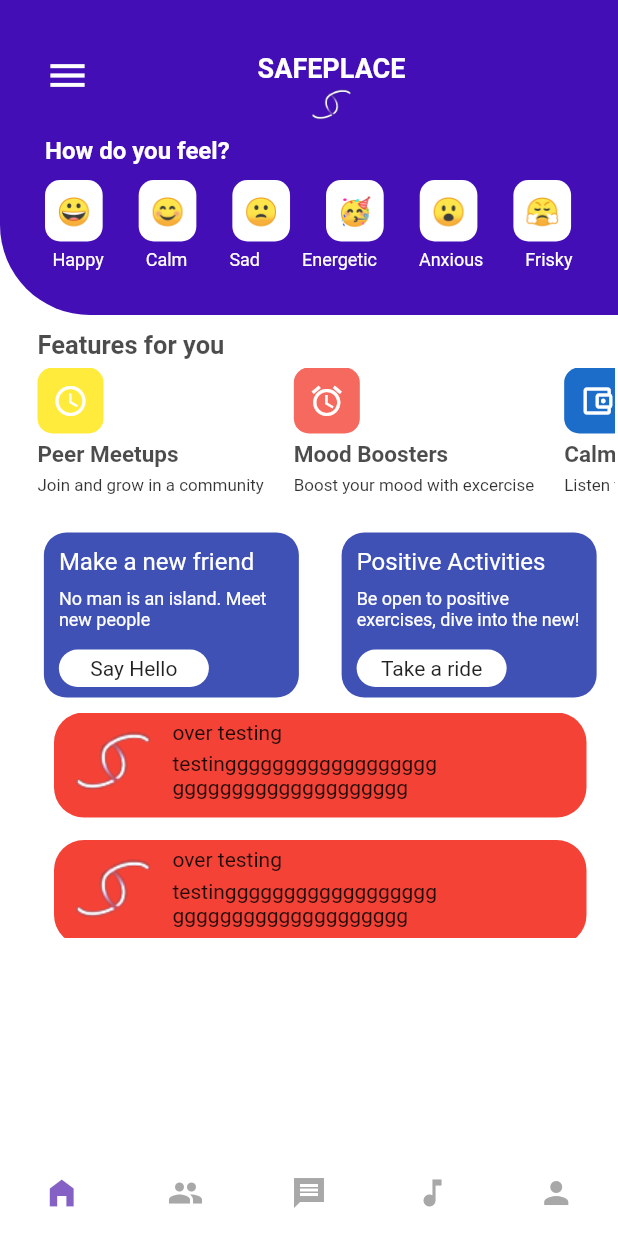
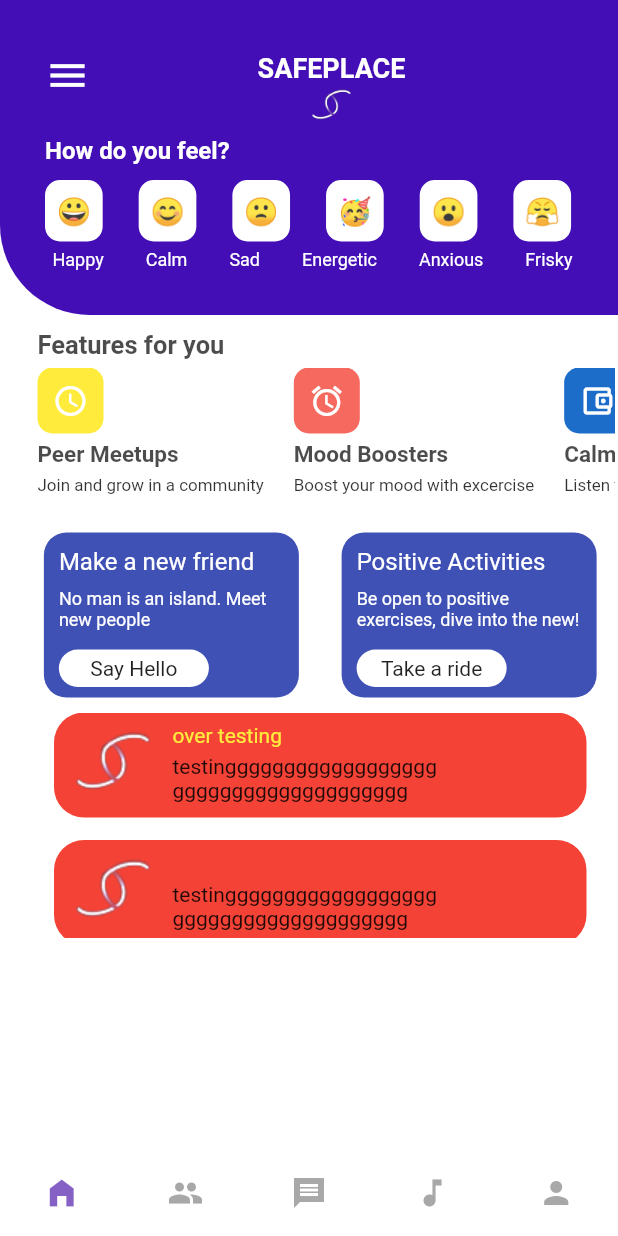
Before and after one commit to jaymesC/safeplace-social-app, a Flutter app: the screen it shows after launch, on a phone screen of 412 x 824 dp. Run offline on Flutter 3.47's test engine with Material 2 defaults, Android fonts, the phone set to English and light mode, and no system bars; our stand-ins replace flutter_spinkit, font_awesome_flutter.

Commit message:
updated listTab widget

```diff
--- a/lib/pages/home_page.dart
+++ b/lib/pages/home_page.dart
@@ -231,20 +231,26 @@ class HomePage extends StatelessWidget {
   }
 
   _listTabSection() {
-     final List<String> images = <String>[
+    final List<String> images = <String>[
       'images/image1.PNG',
       'images/image2.PNG',
       'images/image3.PNG'
     ];
     final List<String> titles = <String>[
-      'Join and grow in a community',
-      'Boost your mood with excercise',
-      'Listen to calm & soothen songs'
+      "See a Therapist",
+      "No judgement",
+      "Listen to calm & soothen songs"
     ];
-    final List<String> text = <String>[
-      'Join and grow in a community',
-      'Boost your mood with excercise',
-      'Listen to calm & soothen songs'
+    final List<String> texts = <String>[
+      "Need an experienced mentor to talk to? We've got you covered for FREE!",
+      "Here no one is a judge, feel free to speak, join a community!",
+      "Your little dairy, Your new best friend"
+    ];
+
+    final List<Color> colors = <Color>[
+      Colors.yellow,
+      Colors.red.withOpacity(0.8),
+      Color.fromARGB(255, 28, 109, 202),
     ];
     return Container(
       height: 150,
@@ -255,6 +261,7 @@ class HomePage extends StatelessWidget {
             return ListTab(
               image: 'images/logo.png',
               title: 'over testing',
+              color: colors[index],
               text: 'testingggggggggggggggggggggggggggggggggggggg',
             );
           }),
--- a/lib/widgets/list_tab.dart
+++ b/lib/widgets/list_tab.dart
@@ -4,9 +4,14 @@ class ListTab extends StatelessWidget {
   final String image;
   final String title;
   final String text;
+  final Color? color;
 
   const ListTab(
-      {Key? key, required this.image, required this.title, required this.text})
+      {Key? key,
+      required this.image,
+      required this.title,
+      required this.text,
+      required this.color})
       : super(key: key);
 
   @override
@@ -26,8 +31,8 @@ class ListTab extends StatelessWidget {
             child: Column(
               crossAxisAlignment: CrossAxisAlignment.start,
               children: [
-                SizedBox(height: 5),
-                Text(title),
+                SizedBox(height: 7),
+                Text(title, style: TextStyle(color: color)),
                 SizedBox(height: 5),
                 Text(text),
               ],
```
